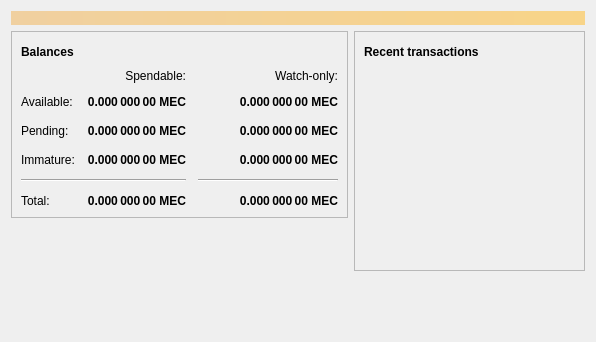
This is src/qt/forms/overviewpage.ui in LIMXTEC/Megacoin as Qt 5 draws it before an edit. The edited form follows.
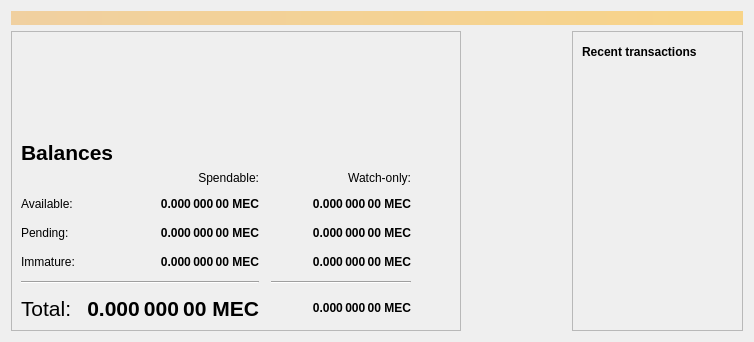
This is the edited form. Icons and pictures are not drawn.

What changed in the file:
```diff
--- a/src/qt/forms/overviewpage.ui
+++ b/src/qt/forms/overviewpage.ui
@@ -6,7 +6,7 @@
    <rect>
     <x>0</x>
     <y>0</y>
-    <width>596</width>
+    <width>754</width>
     <height>342</height>
    </rect>
   </property>
@@ -34,9 +34,7 @@
     </widget>
    </item>
    <item>
-    <layout class="QHBoxLayout" name="horizontalLayout" stretch="1,1">
-     <item>
-      <layout class="QVBoxLayout" name="verticalLayout_2">
+    <layout class="QHBoxLayout" name="horizontalLayout" stretch="0,1,1">
        <item>
         <widget class="QFrame" name="frame">
          <property name="frameShape">
@@ -46,12 +44,26 @@
           <enum>QFrame::Raised</enum>
          </property>
          <layout class="QVBoxLayout" name="verticalLayout_4">
+        <item>
+         <spacer name="verticalSpacer">
+          <property name="orientation">
+           <enum>Qt::Vertical</enum>
+          </property>
+          <property name="sizeHint" stdset="0">
+           <size>
+            <width>20</width>
+            <height>60</height>
+           </size>
+          </property>
+         </spacer>
+        </item>
           <item>
            <layout class="QHBoxLayout" name="horizontalLayout_4">
             <item>
              <widget class="QLabel" name="label_5">
               <property name="font">
                <font>
+              <pointsize>16</pointsize>
                 <weight>75</weight>
                 <bold>true</bold>
                </font>
@@ -79,7 +91,7 @@
                <string/>
               </property>
               <property name="icon">
-               <iconset resource="../megacoin.qrc">
+             <iconset>
                 <normaloff>:/icons/warning</normaloff>
                 <disabledoff>:/icons/warning</disabledoff>:/icons/warning</iconset>
               </property>
@@ -217,6 +229,11 @@
             </item>
             <item row="5" column="0">
              <widget class="QLabel" name="labelTotalText">
+            <property name="font">
+             <font>
+              <pointsize>16</pointsize>
+             </font>
+            </property>
               <property name="text">
                <string>Total:</string>
               </property>
@@ -271,6 +288,7 @@
              <widget class="QLabel" name="labelTotal">
               <property name="font">
                <font>
+              <pointsize>16</pointsize>
                 <weight>75</weight>
                 <bold>true</bold>
                </font>
@@ -407,19 +425,7 @@
         </widget>
        </item>
        <item>
-        <spacer name="verticalSpacer">
-         <property name="orientation">
-          <enum>Qt::Vertical</enum>
-         </property>
-         <property name="sizeHint" stdset="0">
-          <size>
-           <width>20</width>
-           <height>40</height>
-          </size>
-         </property>
-        </spacer>
-       </item>
-      </layout>
+      <layout class="QVBoxLayout" name="verticalLayout_2"/>
      </item>
      <item>
       <layout class="QVBoxLayout" name="verticalLayout_3">
@@ -465,7 +471,7 @@
                <string/>
               </property>
               <property name="icon">
-               <iconset resource="../megacoin.qrc">
+               <iconset>
                 <normaloff>:/icons/warning</normaloff>
                 <disabledoff>:/icons/warning</disabledoff>:/icons/warning</iconset>
               </property>
@@ -514,9 +520,6 @@
             </property>
            </widget>
           </item>
-         </layout>
-        </widget>
-       </item>
        <item>
         <spacer name="verticalSpacer_2">
          <property name="orientation">
@@ -529,6 +532,9 @@
           </size>
          </property>
         </spacer>
+          </item>
+         </layout>
+        </widget>
        </item>
       </layout>
      </item>
```
Lines whose indentation alone changed are shown as unchanged.
